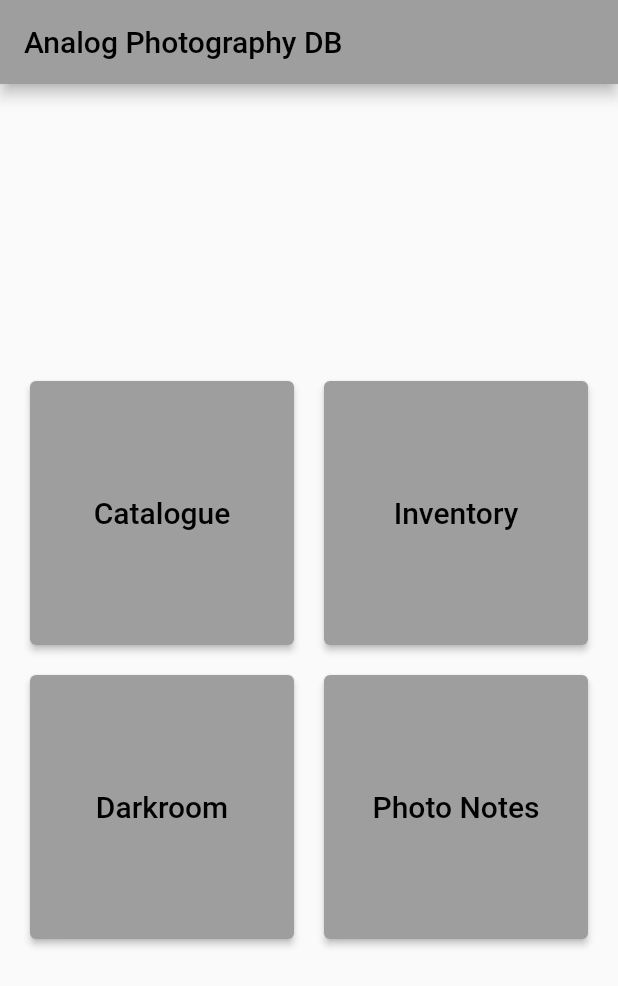
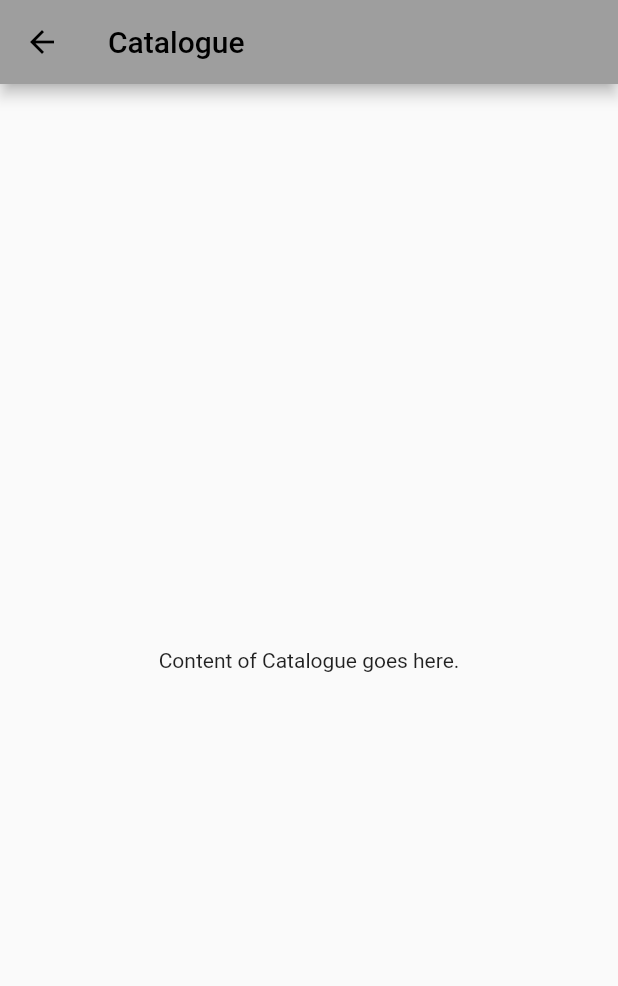
Before and after one commit to AlexGuoussatchok/analog_photography_db, a Flutter app: the screen it shows after launch, after a tap on "Catalogue", on a phone screen of 412 x 824 dp. Shown: the top 986 px of the screen. Run offline on Flutter 3.47's test engine with Material 2 defaults, Android fonts, the light colour scheme and no system bars.

Commit message:
+ blanc screens for Catalogue, Inventory, Darkroom, Photo Notes added

```diff
--- a/lib/main.dart
+++ b/lib/main.dart
@@ -1,4 +1,9 @@
 import 'package:flutter/material.dart';
+import 'package:analog_photography_db/screens/catalogue_screen.dart';
+import 'package:analog_photography_db/screens/inventory_screen.dart';
+import 'package:analog_photography_db/screens/darkroom_screen.dart';
+import 'package:analog_photography_db/screens/photo_notes_screen.dart';
+
 
 void main() => runApp(const MyApp());
 
@@ -20,9 +25,9 @@ class MyApp extends StatelessWidget {
 class HomeScreen extends StatelessWidget {
   const HomeScreen({Key? key}) : super(key: key);
 
-  Widget _customButton(String label) {
+  Widget _customButton(String label, VoidCallback onPressed) {
     return ElevatedButton(
-      onPressed: () {},
+      onPressed: onPressed,
       style: ElevatedButton.styleFrom(
         backgroundColor: Colors.grey,
         minimumSize: const Size(150, 100),
@@ -53,10 +58,18 @@ class HomeScreen extends StatelessWidget {
               crossAxisSpacing: 20,
               padding: const EdgeInsets.all(20),
               children: <Widget>[
-                _customButton('Catalogue'),
-                _customButton('Inventory'),
-                _customButton('Darkroom'),
-                _customButton('Photo Notes'),
+                _customButton('Catalogue', () {
+                  Navigator.of(context).push(MaterialPageRoute(builder: (context) => const CatalogueScreen()));
+                }),
+                _customButton('Inventory', () {
+                  Navigator.of(context).push(MaterialPageRoute(builder: (context) => const InventoryScreen()));
+                }),
+                _customButton('Darkroom', () {
+                  Navigator.of(context).push(MaterialPageRoute(builder: (context) => const DarkroomScreen()));
+                }),
+                _customButton('Photo Notes', () {
+                  Navigator.of(context).push(MaterialPageRoute(builder: (context) => const PhotoNotesScreen()));
+                }),
               ],
             ),
           ),
--- /dev/null
+++ b/lib/screens/catalogue_screen.dart
@@ -0,0 +1,17 @@
+import 'package:flutter/material.dart';
+
+class CatalogueScreen extends StatelessWidget {
+  const CatalogueScreen({Key? key}) : super(key: key);
+
+  @override
+  Widget build(BuildContext context) {
+    return Scaffold(
+      appBar: AppBar(
+        title: const Text('Catalogue'),
+      ),
+      body: const Center(
+        child: Text('Content of Catalogue goes here.'),
+      ),
+    );
+  }
+}
```
Also changed, not shown: lib/screens/darkroom_screen.dart (added, +17 -0 lines), lib/screens/inventory_screen.dart (added, +17 -0 lines), lib/screens/photo_notes_screen.dart (added, +17 -0 lines).
